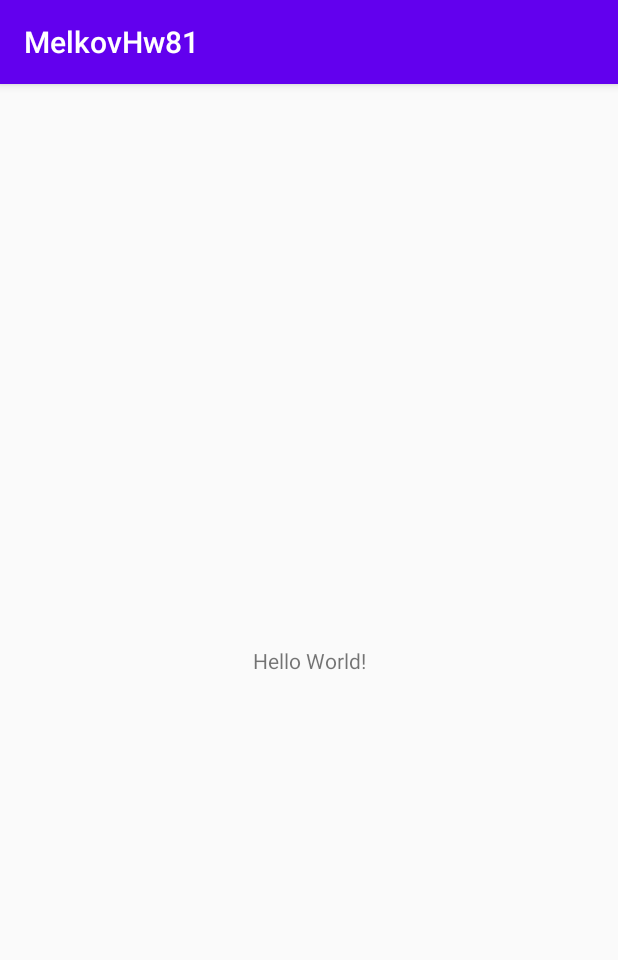
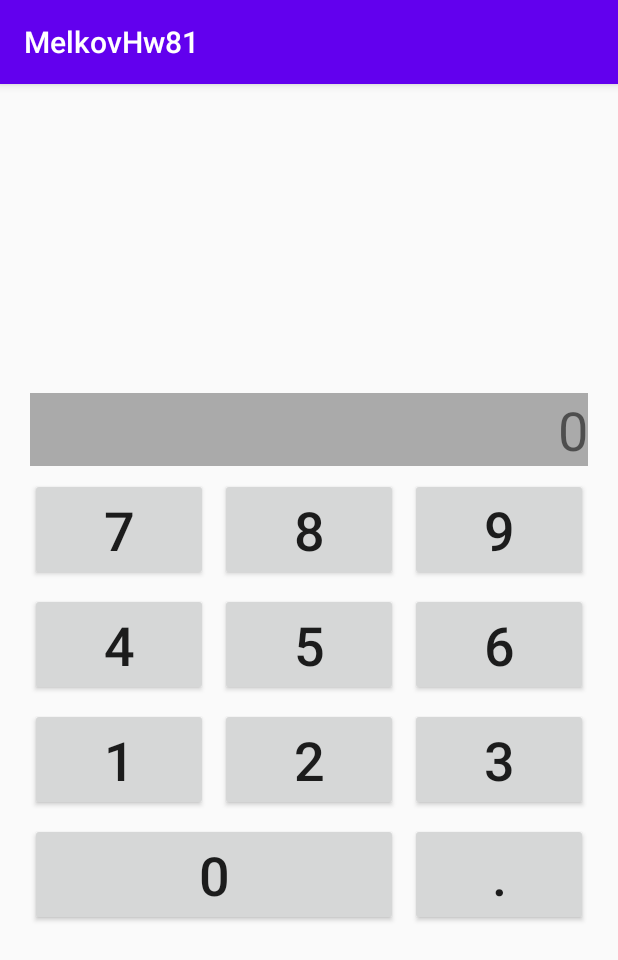
Before and after one commit to daMelkov/android81, an Android app: the screen it shows after launch (MainActivity), on a phone screen of 412 x 824 dp. Shown: the top 960 px of the screen. Run offline under Robolectric (Android 15) with nearby library versions, the phone set to English and light mode, and no system bars.

Commit message:
simple calculator

```diff
--- a/app/src/main/res/layout/activity_main.xml
+++ b/app/src/main/res/layout/activity_main.xml
@@ -1,18 +1,116 @@
 <?xml version="1.0" encoding="utf-8"?>
-<androidx.constraintlayout.widget.ConstraintLayout xmlns:android="http://schemas.android.com/apk/res/android"
+<LinearLayout xmlns:android="http://schemas.android.com/apk/res/android"
     xmlns:app="http://schemas.android.com/apk/res-auto"
     xmlns:tools="http://schemas.android.com/tools"
     android:layout_width="match_parent"
-    android:layout_height="match_parent"
-    tools:context=".MainActivity">
+    android:layout_height="wrap_content"
+    android:orientation="vertical"
+    android:layout_gravity="center"
+    android:padding="16dp"
+    style="@style/Widget.AppCompat.Button.Borderless">
 
     <TextView
-        android:layout_width="wrap_content"
+        android:id="@+id/result"
+        android:layout_width="match_parent"
         android:layout_height="wrap_content"
-        android:text="Hello World!"
-        app:layout_constraintBottom_toBottomOf="parent"
-        app:layout_constraintLeft_toLeftOf="parent"
-        app:layout_constraintRight_toRightOf="parent"
-        app:layout_constraintTop_toTopOf="parent" />
+        android:layout_margin="4dp"
+        android:background="@android:color/darker_gray"
+        android:textSize="36sp"
+        android:text="@string/zero"
+        android:textAlignment="textEnd"
+        android:gravity="end" />
 
-</androidx.constraintlayout.widget.ConstraintLayout>
+    <LinearLayout
+        android:layout_width="match_parent"
+        android:layout_height="wrap_content"
+        android:orientation="vertical">
+
+        <LinearLayout
+            android:layout_width="match_parent"
+            android:layout_height="wrap_content"
+            android:orientation="horizontal" >
+
+            <Button
+                android:id="@+id/button_7"
+                android:text="@string/seven"
+                style="@style/ButtonStyle" />
+
+            <Button
+                android:id="@+id/button_8"
+                android:text="@string/eight"
+                style="@style/ButtonStyle" />
+
+            <Button
+                android:id="@+id/button_9"
+                android:text="@string/nine"
+                style="@style/ButtonStyle" />
+
+        </LinearLayout>
+
+        <LinearLayout
+            android:layout_width="match_parent"
+            android:layout_height="wrap_content"
+            android:orientation="horizontal" >
+
+            <Button
+                android:id="@+id/button_4"
+                android:text="@string/four"
+                style="@style/ButtonStyle" />
+
+            <Button
+                android:id="@+id/button_5"
+                android:text="@string/five"
+                style="@style/ButtonStyle" />
+
+            <Button
+                android:id="@+id/button_6"
+                android:text="@string/six"
+                style="@style/ButtonStyle" />
+
+        </LinearLayout>
+
+        <LinearLayout
+            android:layout_width="match_parent"
+            android:layout_height="wrap_content"
+            android:orientation="horizontal" >
+
+            <Button
+                android:id="@+id/button_1"
+                android:text="@string/one"
+                style="@style/ButtonStyle" />
+
+            <Button
+                android:id="@+id/button_2"
+                android:text="@string/two"
+                style="@style/ButtonStyle" />
+
+            <Button
+                android:id="@+id/button_3"
+                android:text="@string/three"
+                style="@style/ButtonStyle" />
+
+        </LinearLayout>
+
+        <LinearLayout
+            android:layout_width="match_parent"
+            android:layout_height="wrap_content"
+            android:orientation="horizontal" >
+
+            <Button
+                android:id="@+id/button_0"
+                android:layout_width="0dp"
+                android:layout_marginHorizontal="8dp"
+                android:layout_weight="8"
+                android:text="@string/zero"
+                style="@style/ButtonStyle" />
+
+            <Button
+                android:id="@+id/button_point"
+                android:text="@string/point"
+                style="@style/ButtonStyle" />
+
+        </LinearLayout>
+    </LinearLayout>
+
+
+</LinearLayout>
--- a/app/src/main/res/values/strings.xml
+++ b/app/src/main/res/values/strings.xml
@@ -1,3 +1,14 @@
 <resources>
     <string name="app_name">MelkovHw81</string>
+    <string name="zero">0</string>
+    <string name="seven">7</string>
+    <string name="eight">8</string>
+    <string name="nine">9</string>
+    <string name="four">4</string>
+    <string name="five">5</string>
+    <string name="six">6</string>
+    <string name="one">1</string>
+    <string name="two">2</string>
+    <string name="three">3</string>
+    <string name="point">.</string>
 </resources>
--- a/app/src/main/res/values/styles.xml
+++ b/app/src/main/res/values/styles.xml
@@ -7,4 +7,14 @@
         <item name="colorAccent">@color/colorAccent</item>
     </style>
 
+    <!--  Button "0...9" and "." style -->
+    <style name="ButtonStyle">
+        <item name="android:layout_width">wrap_content</item>
+        <item name="android:layout_height">wrap_content</item>
+        <item name="android:layout_margin">4dp</item>
+        <item name="android:textSize">36sp</item>
+        <item name="android:layout_weight">1</item>
+        <item name="android:onClick">onButtonClick</item>
+    </style>
+
 </resources>
```
